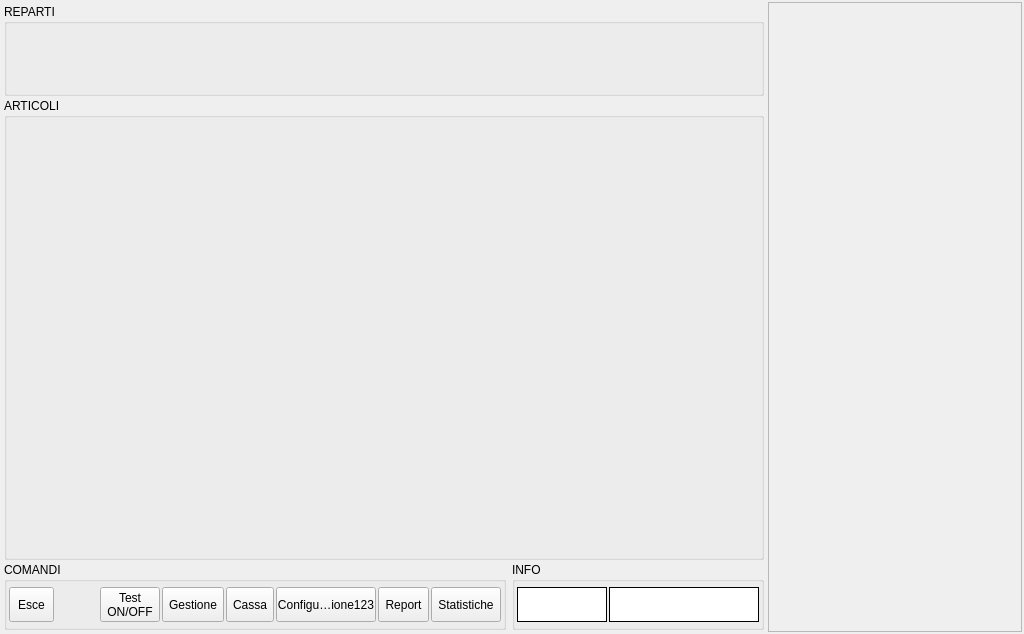
The window that src/mainwindow.ui (mtonin/gestcassa) describes before a commit, drawn with Qt 5.
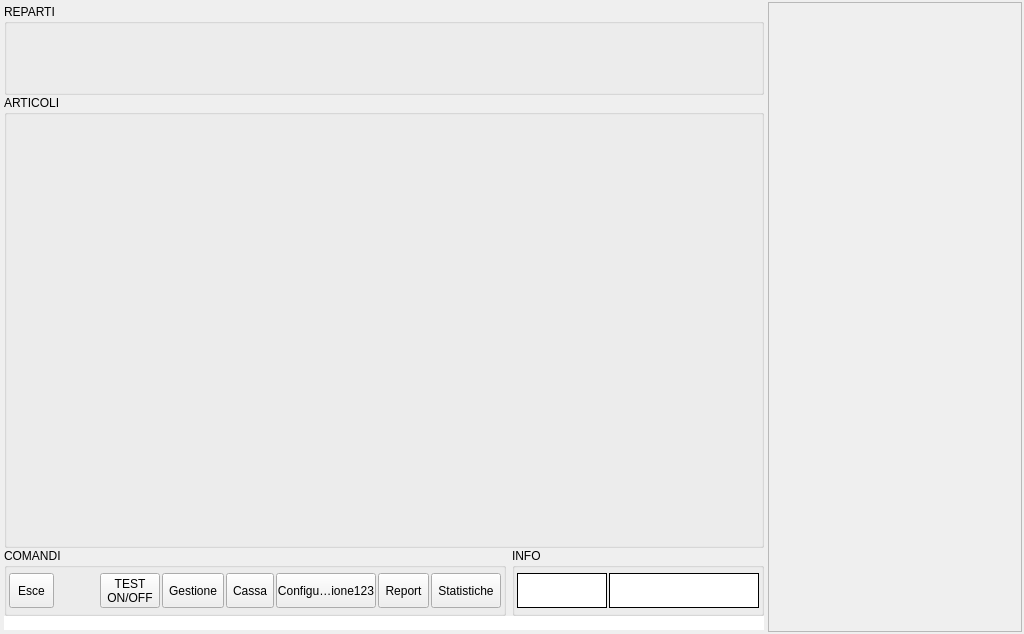
The same window after the commit. Icons and pictures are not drawn.

Commit message: - aggiunta area messaggi in basso - modifica gestione modalità di test

The edit to the form file:
```diff
--- a/src/mainwindow.ui
+++ b/src/mainwindow.ui
@@ -53,7 +53,7 @@
       </property>
       <layout class="QVBoxLayout" name="verticalLayout">
        <property name="spacing">
-        <number>2</number>
+        <number>0</number>
        </property>
        <property name="margin">
         <number>2</number>
@@ -233,7 +233,7 @@
                </size>
               </property>
               <property name="text">
-               <string>Test
+               <string>TEST
 ON/OFF</string>
               </property>
               <property name="icon">
@@ -514,6 +514,22 @@
          </item>
         </layout>
        </item>
+       <item>
+        <widget class="QLabel" name="messaggiArea">
+         <property name="styleSheet">
+          <string notr="true">background-color: rgb(255, 255, 255);</string>
+         </property>
+         <property name="text">
+          <string/>
+         </property>
+         <property name="alignment">
+          <set>Qt::AlignCenter</set>
+         </property>
+         <property name="textInteractionFlags">
+          <set>Qt::NoTextInteraction</set>
+         </property>
+        </widget>
+       </item>
       </layout>
      </widget>
     </item>
```
The commit also changes 6 other files.
